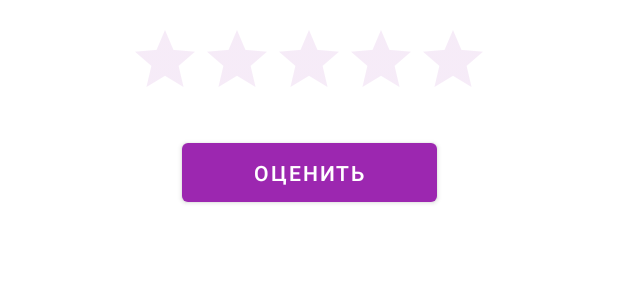
After one commit to AlexKuz13/LearningAssistant, an Android app: the layout fragment_rating.xml on its own in the app's theme, with its tools: preview values and no code run, on a phone screen of 412 x 824 dp. The commit adds this screen. Shown: the top 300 px of the screen. Run offline under Robolectric (Android 15) with nearby library versions, the phone set to English and light mode, and no system bars.

Commit message:
End Rating

```diff
--- a/app/src/main/java/com/example/learningassistant/ui/fragments/CreateTaskFragment.kt
+++ b/app/src/main/java/com/example/learningassistant/ui/fragments/CreateTaskFragment.kt
@@ -14,8 +14,6 @@ import kotlinx.android.synthetic.main.fragment_create_task.*
 
 
 class CreateTaskFragment : DialogFragment() {
-
-    private var mainFrag:MainFragment= MainFragment()
 
     override fun onCreateView(
         inflater: LayoutInflater, container: ViewGroup?,
--- /dev/null
+++ b/app/src/main/res/drawable/ic_user_rating.xml
@@ -0,0 +1,5 @@
+<vector android:height="24dp" android:tint="#484848"
+    android:viewportHeight="24" android:viewportWidth="24"
+    android:width="24dp" xmlns:android="http://schemas.android.com/apk/res/android">
+    <path android:fillColor="@android:color/white" android:pathData="M14.43,10l-2.43,-8l-2.43,8l-7.57,0l6.18,4.41l-2.35,7.59l6.17,-4.69l6.18,4.69l-2.35,-7.59l6.17,-4.41z"/>
+</vector>
--- /dev/null
+++ b/app/src/main/res/layout/fragment_rating.xml
@@ -0,0 +1,29 @@
+<?xml version="1.0" encoding="utf-8"?>
+<androidx.constraintlayout.widget.ConstraintLayout xmlns:android="http://schemas.android.com/apk/res/android"
+    xmlns:app="http://schemas.android.com/apk/res-auto"
+    xmlns:tools="http://schemas.android.com/tools"
+    android:layout_width="match_parent"
+    android:layout_height="match_parent"
+    tools:context=".ui.fragments.RatingFragment">
+
+
+    <RatingBar
+        android:id="@+id/ratingBar"
+        android:layout_width="wrap_content"
+        android:layout_height="wrap_content"
+        app:layout_constraintEnd_toEndOf="parent"
+        app:layout_constraintStart_toStartOf="parent"
+        app:layout_constraintTop_toTopOf="parent"
+        android:theme="@style/RatingBar"
+        android:layout_margin="@dimen/normal_margin"/>
+
+    <Button
+        android:id="@+id/btn_rate"
+        android:layout_width="170dp"
+        android:layout_height="51dp"
+        android:text="@string/edit_rating"
+        android:layout_margin="@dimen/normal_margin"
+        app:layout_constraintEnd_toEndOf="parent"
+        app:layout_constraintStart_toStartOf="parent"
+        app:layout_constraintTop_toBottomOf="@+id/ratingBar" />
+</androidx.constraintlayout.widget.ConstraintLayout>
--- a/app/src/main/res/values/strings.xml
+++ b/app/src/main/res/values/strings.xml
@@ -25,7 +25,7 @@
     <string name="your_rating">Ваш рейтинг</string>
     <string name="rating">Рейтинг</string>
     <string name="_0">0</string>
-    <string name="number_completed_works">Количество выполненных работ</string>
+    <string name="number_completed_works">Количество \"помощей\"</string>
     <string name="settings_default_info">Не задано</string>
     <string name="settings_info_signature">Напишите немного о себе</string>
     <string name="info">О себе</string>
@@ -46,5 +46,6 @@
     <string name="create_task_name_topic">Название темы</string>
     <string name="btn_help">Помочь</string>
     <string name="messagehint">Message</string>
+    <string name="edit_rating">Оценить</string>
 
 </resources>
--- a/app/src/main/res/values/styles.xml
+++ b/app/src/main/res/values/styles.xml
@@ -73,4 +73,10 @@
         <item name="actionMenuTextColor">@color/black</item>
     </style>
 
+    <!-- Rating Bar User-->
+    <style name="RatingBar" parent="Theme.AppCompat">
+        <item name="colorControlNormal">@color/purple_200</item>
+        <item name="colorControlActivated">@color/purple_500</item>
+    </style>
+
 </resources>
```
Also changed, not shown: app/src/main/java/com/example/learningassistant/database/appDatabaseHelper.kt (+109 -51 lines), app/src/main/java/com/example/learningassistant/ui/fragments/RatingFragment.kt (added, +35 -0 lines), app/src/main/java/com/example/learningassistant/ui/fragments/messages/SingleChatFragment.kt (+17 -0 lines), app/src/main/java/com/example/learningassistant/ui/fragments/register/EnterCodeFragment.kt (+6 -3 lines), app/src/main/res/menu/user_rating.xml (added, +16 -0 lines).
